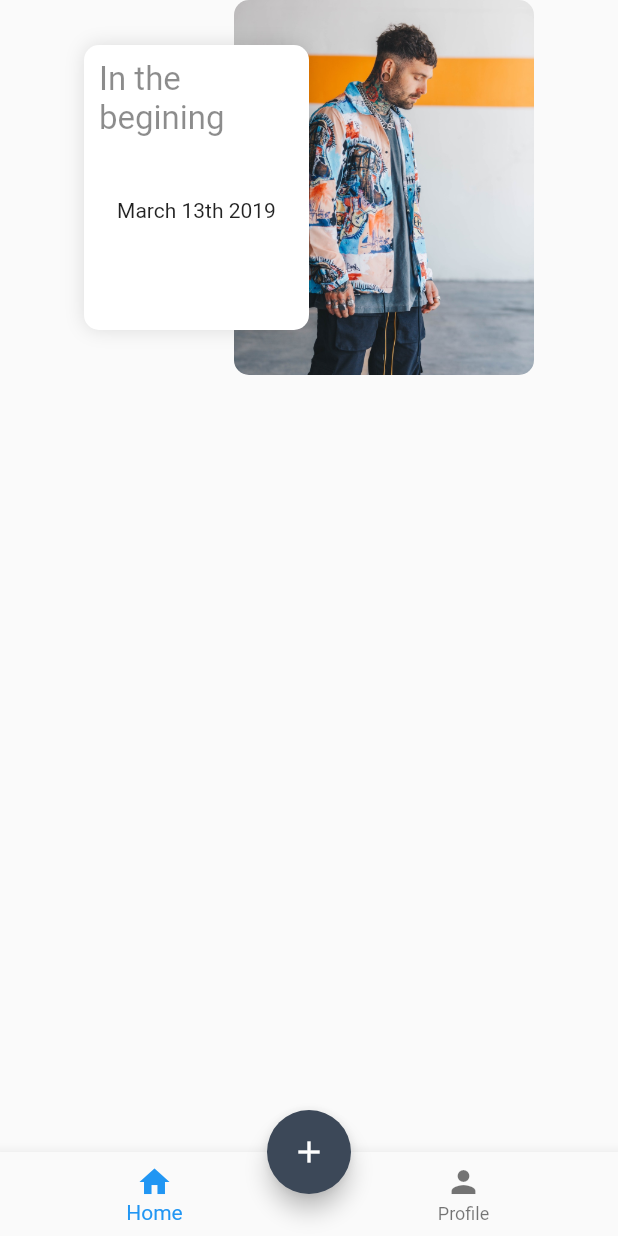
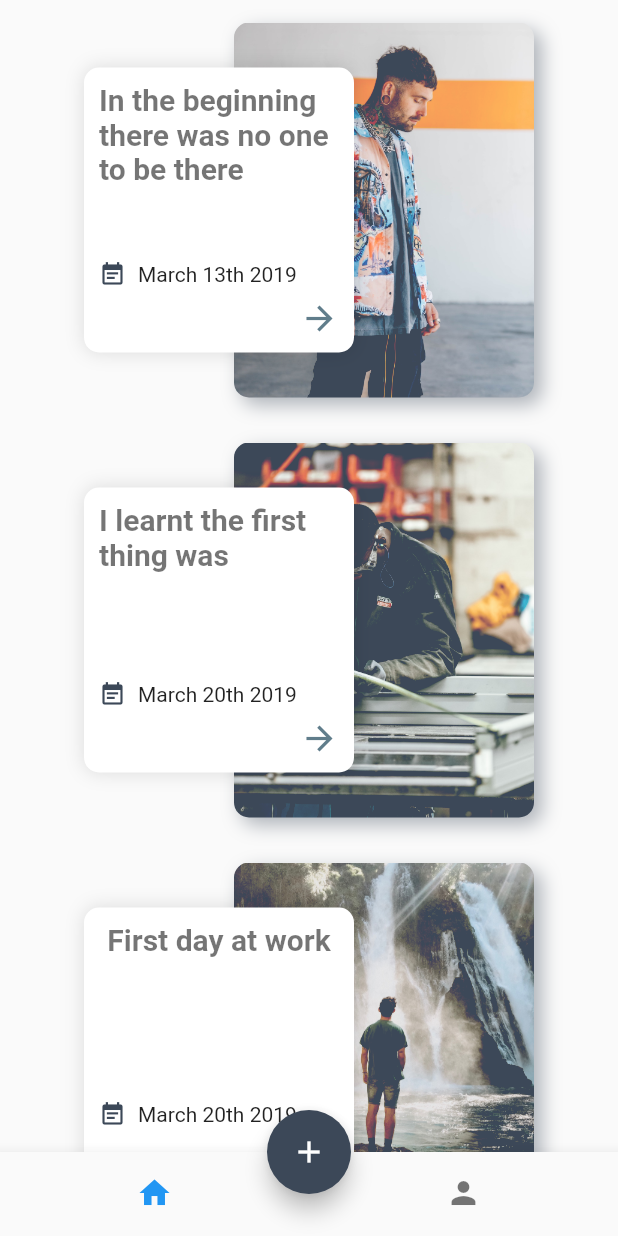
Before and after one commit to Alameen688/dear_diary, a Flutter app: the ListEntries screen opened by its route, on a phone screen of 412 x 824 dp. Run offline on Flutter 3.47's test engine with Material 2 defaults, Android fonts, the phone set to English and light mode, and no system bars.

Commit message:
implement list entries ui

```diff
--- a/lib/data/entry_test_data.dart
+++ b/lib/data/entry_test_data.dart
@@ -1,6 +1,14 @@
 List<EntryInfo> entriesData = [
-  EntryInfo('In the begining', 'Everything was awesome', 'March 13th 2019',
+  EntryInfo('In the beginning there was no one to be there', 'Everything was awesome', 'March 13th 2019',
       'images/entry_1.jpg'),
+  EntryInfo('I learnt the first thing was', 'Everything was awesome', 'March 20th 2019',
+      'images/entry_2.jpg'),
+  EntryInfo('First day at work', 'Everything was awesome', 'March 20th 2019',
+      'images/entry_3.jpg'),
+  EntryInfo('Road Trip', 'Everything was awesome', 'March 20th 2019',
+      'images/entry_4.jpg'),
+  EntryInfo('Time flies', 'Everything was awesome', 'March 20th 2019',
+      'images/entry_5.jpg'),
 ];
 
 class EntryInfo {
--- a/lib/entries/list_entries.dart
+++ b/lib/entries/list_entries.dart
@@ -15,7 +15,7 @@ class _ListEntriesState extends State<ListEntries> {
               itemCount: entriesData.length,
               itemBuilder: (BuildContext context, int index) {
                 return Container(
-                  margin: EdgeInsets.only(bottom: 30.0),
+                  margin: EdgeInsets.only(bottom: 15.0, top: 15.0),
                   child: Row(
                     mainAxisAlignment: MainAxisAlignment.center,
                     children: <Widget>[
@@ -31,10 +31,18 @@ class _ListEntriesState extends State<ListEntries> {
                               decoration: BoxDecoration(
                                 borderRadius: BorderRadius.circular(10),
                                 image: DecorationImage(
+                                    colorFilter: ColorFilter.mode(
+                                        Color(0xFF3C4858), BlendMode.lighten),
                                     image: AssetImage(
                                       entriesData[index].imageUrl,
                                     ),
                                     fit: BoxFit.cover),
+                                boxShadow: [
+                                  BoxShadow(
+                                      color: Color(0xFF3C4858).withOpacity(.4),
+                                      offset: Offset(5.0, 5.0),
+                                      blurRadius: 10.0),
+                                ],
                               ),
                             ),
                             Positioned(
@@ -42,8 +50,9 @@ class _ListEntriesState extends State<ListEntries> {
                               top: 30.0,
                               //the center = (height of image container/2) - (height of this container/2)
                               child: Container(
-                                width: 150,
+                                width: 180,
                                 height: 190,
+                                alignment: Alignment.center,
                                 decoration: BoxDecoration(
                                     color: Colors.white,
                                     borderRadius: BorderRadius.circular(10.0),
@@ -56,18 +65,48 @@ class _ListEntriesState extends State<ListEntries> {
                                 child: Padding(
                                   padding: const EdgeInsets.all(10.0),
                                   child: Column(
-                                    mainAxisSize: MainAxisSize.min,
                                     children: <Widget>[
                                       Text(
                                         entriesData[index].title,
+                                        maxLines: 3,
+                                        overflow: TextOverflow.ellipsis,
                                         style: TextStyle(
-                                            color: Colors.black45,
-                                            fontSize: 22.0),
+                                            color: Colors.black54,
+                                            fontWeight: FontWeight.bold,
+                                            fontSize: 20.0),
                                       ),
-                                      SizedBox(
-                                        height: 40.0,
+                                      Expanded(
+                                        child: Column(
+                                          mainAxisAlignment:
+                                              MainAxisAlignment.end,
+                                          children: <Widget>[
+                                            Row(
+                                              children: <Widget>[
+                                                Icon(
+                                                  Icons.event_note,
+                                                  size: 18.0,
+                                                  color: Color(0xFF3C4858),
                                                 ),
-                                      Text(entriesData[index].date)
+                                                Padding(
+                                                  padding: const EdgeInsets.all(8.0),
+                                                  child: Text(entriesData[index].date),
+                                                ),
+                                              ],
+                                            ),
+                                            Row(
+                                              mainAxisAlignment:
+                                                  MainAxisAlignment.end,
+                                              children: <Widget>[
+                                                Icon(
+                                                  Icons.arrow_forward,
+                                                  size: 26.0,
+                                                  color: Colors.blueGrey,
+                                                )
+                                              ],
+                                            ),
+                                          ],
+                                        ),
+                                      )
                                     ],
                                   ),
                                 ),
@@ -81,8 +120,10 @@ class _ListEntriesState extends State<ListEntries> {
                 );
               }),
         ),
-        bottomNavigationBar:
-            BottomNavigationBar(items: <BottomNavigationBarItem>[
+        bottomNavigationBar: BottomNavigationBar(
+            showSelectedLabels: false,
+            showUnselectedLabels: false,
+            items: <BottomNavigationBarItem>[
               BottomNavigationBarItem(
                 icon: Icon(Icons.home),
                 title: Text('Home'),
--- a/pubspec.yaml
+++ b/pubspec.yaml
@@ -46,6 +46,10 @@ flutter:
     - images/intro_2.jpeg
     - images/intro_3.jpeg
     - images/entry_1.jpg
+    - images/entry_2.jpg
+    - images/entry_3.jpg
+    - images/entry_4.jpg
+    - images/entry_5.jpg
   #  - images/a_dot_ham.jpeg
 
   # An image asset can refer to one or more resolution-specific "variants", see
```
Also changed, not shown: images/entry_2.jpg (added), images/entry_3.jpg (added), images/entry_4.jpg (added), images/entry_5.jpg (added). Lines whose indentation alone changed are shown as unchanged.
